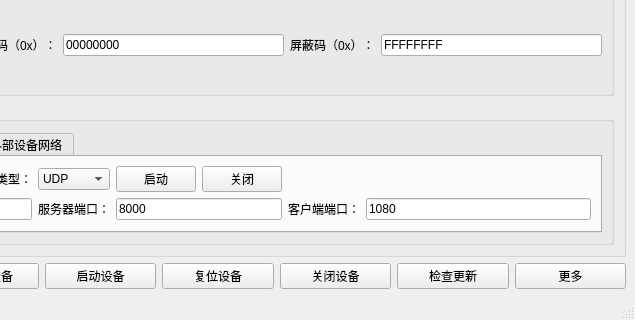
Before: the Qt Designer form main_window/mainwindow.ui in aron566/EOL_CAN_Tool, drawn with Qt 5; both pictures show x 199 to 834 and y 380 to 700 of the 834 by 700 pixel window.
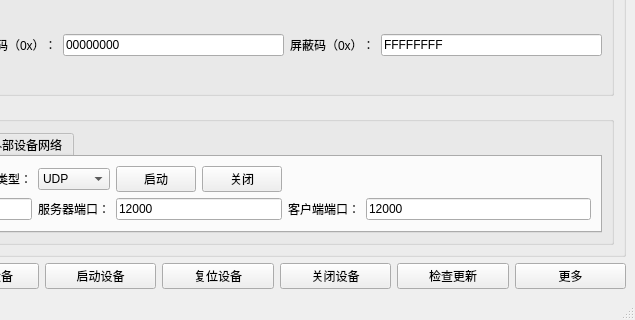
After: the same form once the commit is applied.

Patch:
```diff
--- a/main_window/mainwindow.ui
+++ b/main_window/mainwindow.ui
@@ -1008,7 +1008,7 @@
               <item row="1" column="4" colspan="2">
                <widget class="QLineEdit" name="rts_remote_port_lineEdit">
                 <property name="text">
-                 <string>8000</string>
+                 <string>12000</string>
                 </property>
                </widget>
               </item>
@@ -1022,7 +1022,7 @@
               <item row="1" column="7">
                <widget class="QLineEdit" name="rts_local_port_lineEdit">
                 <property name="text">
-                 <string>1080</string>
+                 <string>12000</string>
                 </property>
                </widget>
               </item>
```
Left out of the diff: 4 changed lines with no effect on the pictures.
